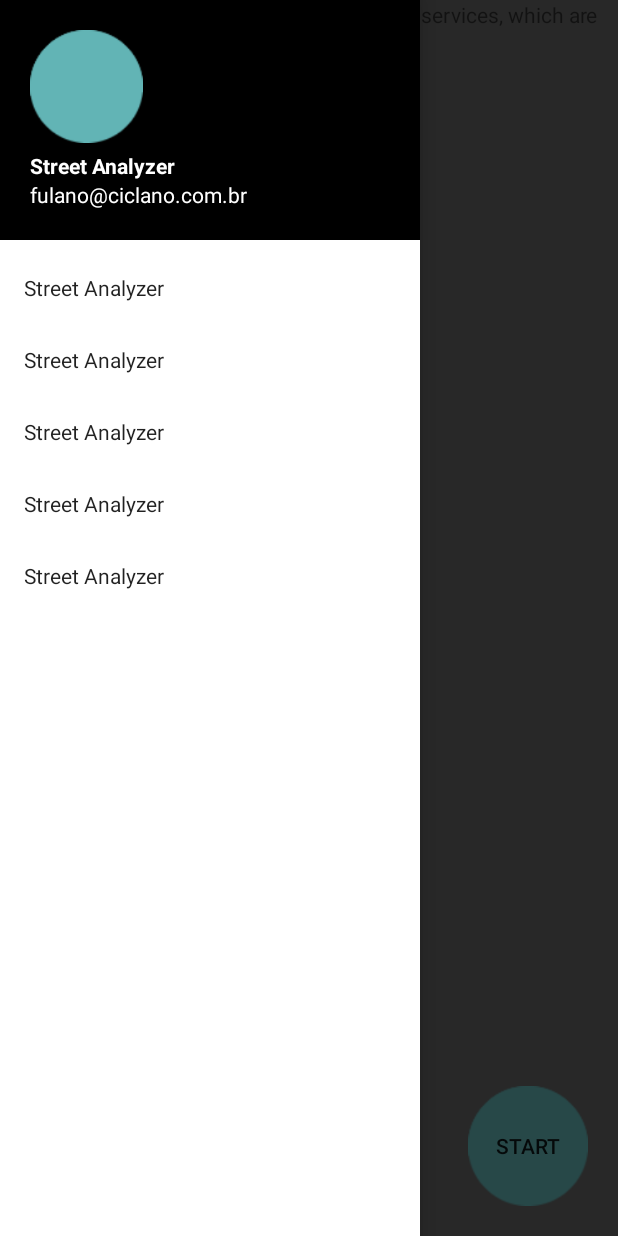
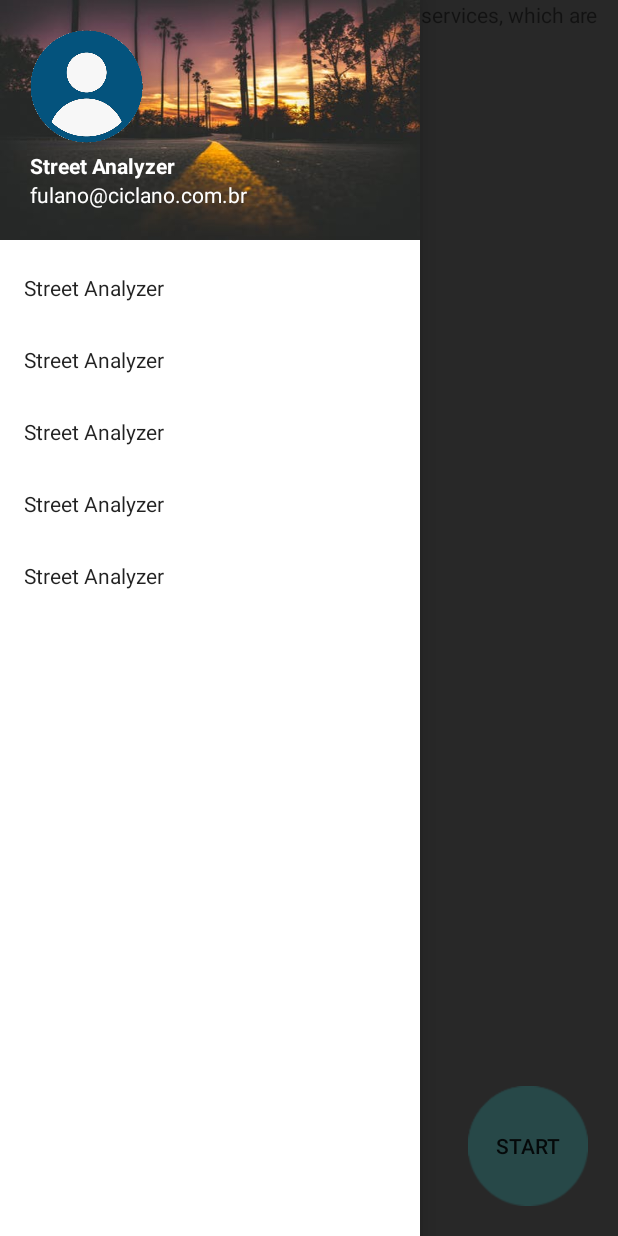
Before and after one commit to PYROP3/ProjetoIntegrado, an Android app: the MapsActivity screen opened directly, with no data from a screen before it, with the side drawer open, on a phone screen of 412 x 824 dp. Run offline under Robolectric (Android 15) with nearby library versions, the phone set to English and light mode, and no system bars.

Commit message:
Adding default images

```diff
--- a/APP/StreetAnalyzer/app/src/main/res/layout/header_maps.xml
+++ b/APP/StreetAnalyzer/app/src/main/res/layout/header_maps.xml
@@ -4,11 +4,11 @@
     android:orientation="vertical"
     android:layout_height="160dp"
     android:layout_width="match_parent"
-    android:background="@color/black"
+    android:background="@drawable/street_background"
     android:padding="20dp">
 
     <ImageView
-        android:src="@drawable/start_icon"
+        android:src="@drawable/user_icon"
         android:layout_width="75dp"
         android:layout_height="75dp"/>
 
@@ -27,6 +27,5 @@
         android:textColor="@color/white"
         />
 
-    <!--No background vai ser uma imagem bonitinha a criar e o icone do cara-->
 
 </LinearLayout>
```
Also changed, not shown: APP/StreetAnalyzer/app/src/main/res/drawable/street_background.jpeg (added), APP/StreetAnalyzer/app/src/main/res/drawable/user_icon.png (added).
